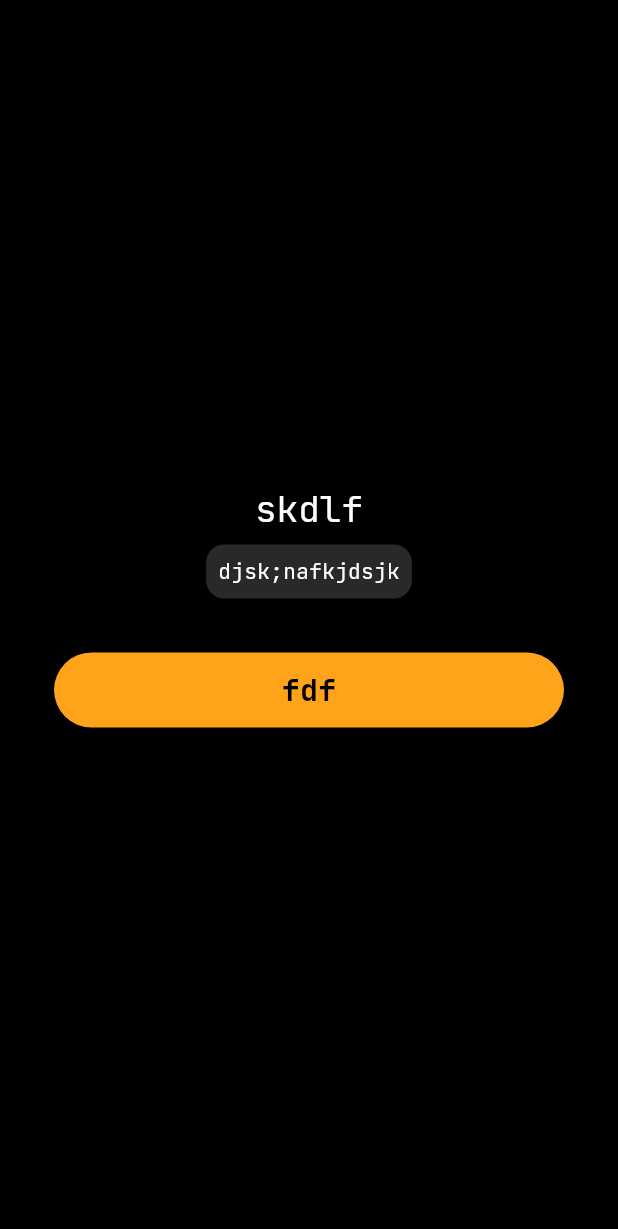
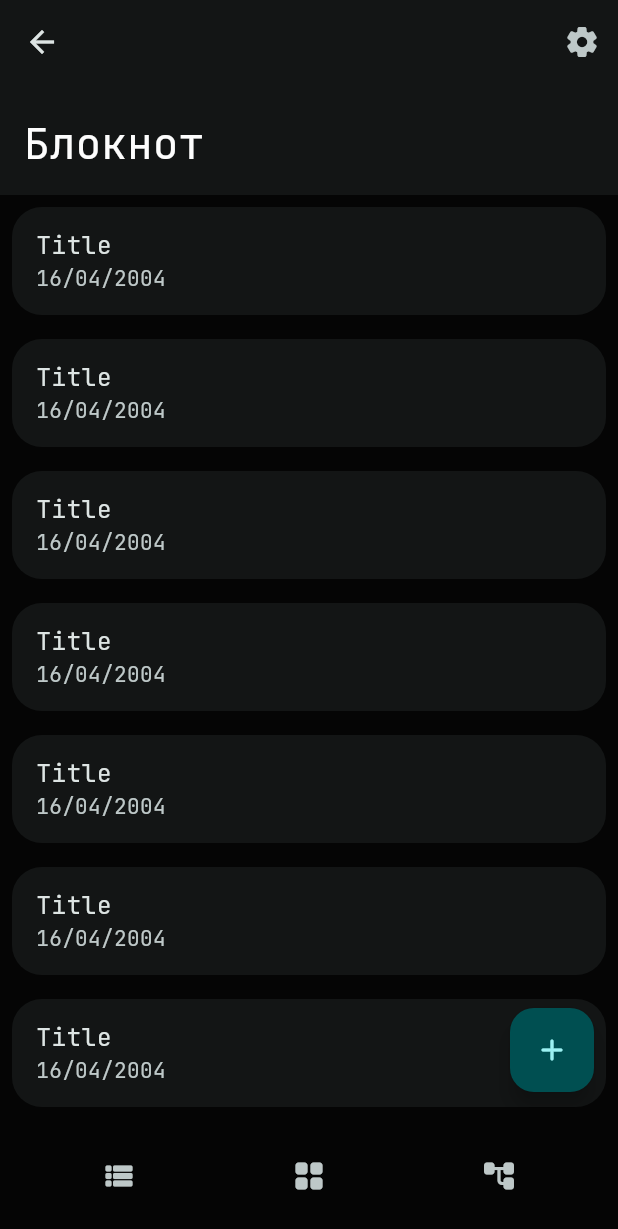
Before and after one commit to rozoomcool/lakely-launcher, a Flutter app: the WorkScreen screen opened by its route, on a phone screen of 412 x 824 dp. Shown: the top 1229 px of the screen. Run offline on Flutter 3.47's test engine with Material 3 defaults, Android fonts, the phone set to English and light mode, and no system bars; our stand-ins replace auto_route, equatable, flutter_bloc, google_fonts, objectbox, reorderable_grid_view and 1 more; missing offline and left inert: gif, installed_apps; generated files the repository leaves out were written again.

Commit message:
start change ui

```diff
--- a/lib/presentation/screens/work/work_screen.dart
+++ b/lib/presentation/screens/work/work_screen.dart
@@ -2,7 +2,9 @@ import 'package:auto_route/auto_route.dart';
 import 'package:flutter/material.dart';
 import 'package:gif/gif.dart';
 import 'package:lakely/presentation/components/todo_card.dart';
+import 'package:lakely/utils/app_colors.dart';
 import 'package:lakely/utils/launch_apps.dart';
+import 'package:lakely/utils/status_and_navigation_bar_color.dart';
 
 @RoutePage()
 class WorkScreen extends StatelessWidget {
@@ -10,43 +12,60 @@ class WorkScreen extends StatelessWidget {
 
   @override
   Widget build(BuildContext context) {
+    setUiModeFullScreenImmersiveSticky();
     return Scaffold(
-      backgroundColor: Color(0xFF000000),
-      body: Center(
-        child: Column(
-          mainAxisSize: MainAxisSize.min,
+      backgroundColor: AppSettings.colors.background,
+      body: CustomScrollView(
+        slivers: [
+          SliverAppBar(
+            backgroundColor: AppSettings.colors.cardColor,
+            floating: false,
+            pinned: true,
+            expandedHeight: 130.0,
+            stretch: true,
+            actions: [
+              IconButton(
+                  onPressed: () {}, icon: Icon(Icons.settings_rounded))
+            ],
+            flexibleSpace: FlexibleSpaceBar(
+              collapseMode: CollapseMode.parallax,
+              // background: Image.network(
+              //   "https://people.com/thmb/FaB_SWxr0Ko0rF_UpZfA9MF_Qcg=/4000x0/filters:no_upscale():max_bytes(150000):strip_icc():focal(449x499:451x501)/Skims_Swimsuit-002-28505f0f771149529c3015a05fd9a6b1.jpg",
+              //   fit: BoxFit.cover,
+              //   scale: 1.5,
+              // ),
+              titlePadding: EdgeInsets.symmetric(horizontal: 16, vertical: 16),
+              expandedTitleScale: 1.3,
+              title: Text("Блокнот"),
+            ),
+          ),
+          SliverAnimatedList(
+              initialItemCount: 30,
+              itemBuilder: (context, index, animation) => Padding(
+                    padding: const EdgeInsets.symmetric(
+                        horizontal: 8.0, vertical: 8.0),
+                    child: ListTile(
+                      tileColor: AppSettings.colors.cardColor,
+                      title: Text("Title"),
+                      subtitle: Text("16/04/2004"),
+                      shape: RoundedRectangleBorder(
+                          borderRadius: BorderRadius.circular(20)),
+                    ),
+                  ))
+        ],
+      ),
+      floatingActionButton: FloatingActionButton(
+        onPressed: () {},
+        child: Icon(Icons.add_rounded),
+      ),
+      bottomNavigationBar: BottomAppBar(
+        color: AppSettings.colors.background,
+        child: Row(
+          mainAxisAlignment: MainAxisAlignment.spaceAround,
           children: [
-            // TodoCard()
-            Padding(
-              padding: const EdgeInsets.all(8.0),
-              child: Text("skdlf", style: Theme.of(context).textTheme.headlineSmall,),
-            ),
-            Container(
-              decoration: BoxDecoration(
-                color: Color(0xFF292929),
-                borderRadius: BorderRadius.circular(12)
-              ),
-              child: Padding(
-                padding: const EdgeInsets.all(8.0),
-                child: Text("djsk;nafkjdsjk", style: TextStyle(),),
-              ),
-            ),
-            SizedBox(height: 36,),
-            SizedBox(
-              width: double.infinity,
-                height: 50,
-                child: Padding(
-                  padding: const EdgeInsets.symmetric(horizontal: 36.0),
-                  child: ElevatedButton(
-                      style: ElevatedButton.styleFrom(
-                        backgroundColor: Color(0xFFffa31a),
-                        foregroundColor: Colors.black
-                      ),
-                      onPressed: () {
-                    launchGoogleWithUrl("");
-                  }, child: Text("fdf", style: TextStyle(fontSize: 20, color: Colors.black, fontWeight: FontWeight.bold),)),
-                )),
-            SizedBox(height: 24,)
+            IconButton(onPressed: () {}, icon: Icon(Icons.view_list_rounded)),
+            IconButton(onPressed: () {}, icon: Icon(Icons.grid_view_rounded)),
+            IconButton(onPressed: () {}, icon: Icon(Icons.account_tree_rounded)),
           ],
         ),
       ),
```
